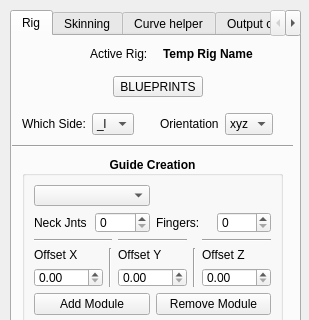
Qt form interface/Jmvs_character_auto_rigger_002.ui (JamesV-S/Jmvs_character_auto_rigging_tool) before a commit; both pictures show x 0 to 309 and y 0 to 320 of the 309 by 590 pixel window.
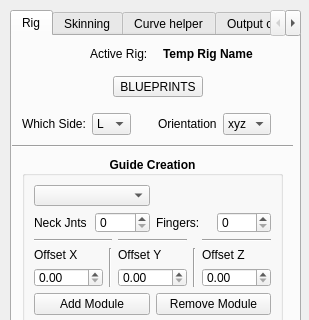
The same form after that commit. Icons and pictures are not drawn.

```diff
--- a/interface/Jmvs_character_auto_rigger_002.ui
+++ b/interface/Jmvs_character_auto_rigger_002.ui
@@ -657,12 +657,12 @@
          <widget class="QComboBox" name="whichside_ddbox">
           <item>
            <property name="text">
-            <string>_l</string>
+            <string>L</string>
            </property>
           </item>
           <item>
            <property name="text">
-            <string>_r</string>
+            <string>R</string>
            </property>
           </item>
          </widget>
```
